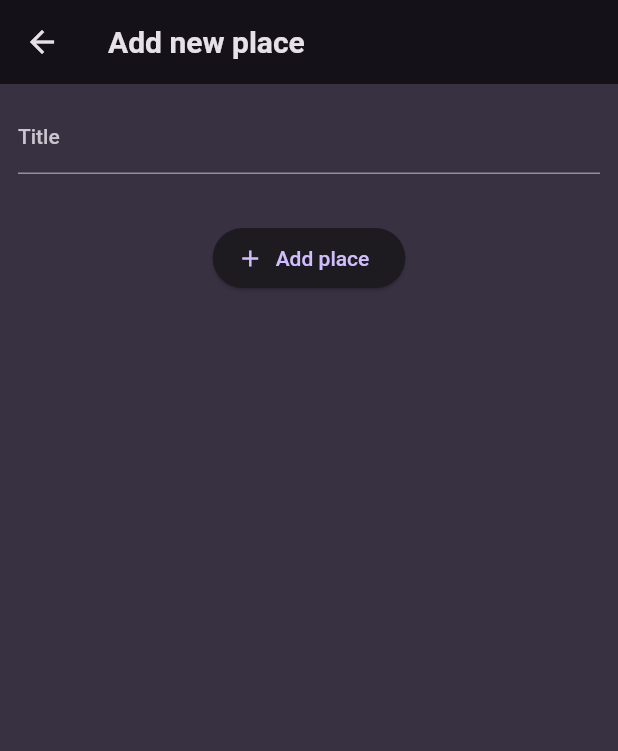
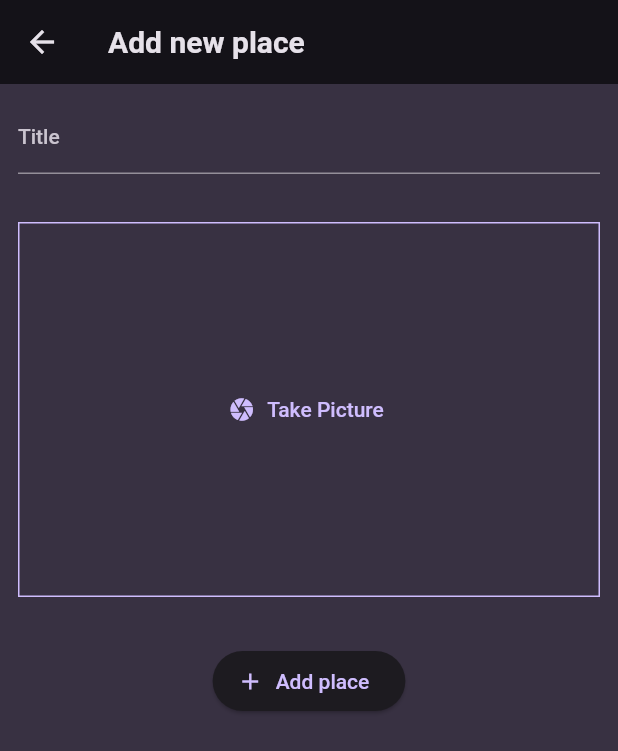
Before and after one commit to luisescx/favorites_places_app, a Flutter app: the AddPlaceScreen screen opened directly, on a phone screen of 412 x 824 dp. Shown: the top 751 px of the screen. Run offline on Flutter 3.47's test engine with Material 2 defaults, Android fonts, the phone set to English and light mode, and no system bars; our stand-ins replace flutter_riverpod, google_fonts, image_picker.

Commit message:
feat: add image_input widget

```diff
--- a/lib/screens/add_place.dart
+++ b/lib/screens/add_place.dart
@@ -1,4 +1,5 @@
 import 'package:favorites_places_app/providers/user_places.dart';
+import 'package:favorites_places_app/widgets/image_input.dart';
 import 'package:flutter/material.dart';
 import 'package:flutter_riverpod/flutter_riverpod.dart';
 
@@ -53,6 +54,10 @@
             const SizedBox(
               height: 32,
             ),
+            const ImageInput(),
+            const SizedBox(
+              height: 32,
+            ),
             // ElevatedButton(onPressed: () {}, child: Text("Add place")),
             ElevatedButton.icon(
               onPressed: _savePlace,
--- /dev/null
+++ b/lib/widgets/image_input.dart
@@ -0,0 +1,66 @@
+import 'dart:io';
+
+import 'package:flutter/material.dart';
+import 'package:image_picker/image_picker.dart';
+
+class ImageInput extends StatefulWidget {
+  const ImageInput({super.key});
+
+  @override
+  State<StatefulWidget> createState() {
+    return _ImageInputState();
+  }
+}
+
+class _ImageInputState extends State<ImageInput> {
+  File? _selectedImage;
+
+  Future<void> _takePicture() async {
+    print('_takePicture');
+    final imagePicker = ImagePicker();
+    final pickedImage =
+        await imagePicker.pickImage(source: ImageSource.camera, maxWidth: 600);
+
+    if (pickedImage == null) {
+      return null;
+    }
+
+    setState(() {
+      _selectedImage = File(pickedImage.path);
+    });
+  }
+
+  @override
+  Widget build(BuildContext context) {
+    Widget content = TextButton.icon(
+      onPressed: _takePicture,
+      icon: const Icon(Icons.camera),
+      label: const Text('Take Picture'),
+    );
+
+    if (_selectedImage != null) {
+      content = GestureDetector(
+        onTap: _takePicture,
+        child: Image.file(
+          _selectedImage!,
+          fit: BoxFit.cover,
+          width: double.infinity,
+          height: double.infinity,
+        ),
+      );
+    }
+
+    return Container(
+      decoration: BoxDecoration(
+        border: Border.all(
+          width: 1,
+          color: Theme.of(context).colorScheme.primary,
+        ),
+      ),
+      height: 250,
+      width: double.infinity,
+      alignment: Alignment.center,
+      child: content,
+    );
+  }
+}
```
Also changed, not shown: lib/screens/place_detail.dart (added, +25 -0 lines), lib/widgets/places_list.dart (+11 -0 lines), lib/screens/places_detail.dart (deleted).
